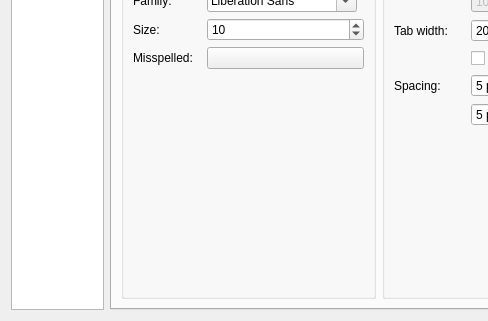
Above: manuskript/ui/settings_ui.ui from olivierkes/manuskript before the change; both pictures show x 0 to 488 and y 186 to 507 of the 658 by 507 pixel window. Below: the same form after it.
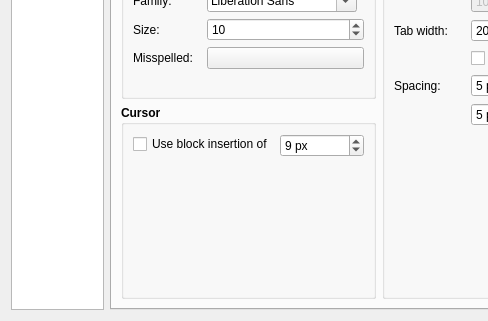
That is the form after the change. Icons and pictures are not drawn.

Commit message: Adds: Block insertion cursor. (#163)

Patch:
```diff
--- a/manuskript/ui/settings_ui.ui
+++ b/manuskript/ui/settings_ui.ui
@@ -1932,7 +1932,11 @@
           <attribute name="title">
            <string>Text editor</string>
           </attribute>
-          <layout class="QHBoxLayout" name="horizontalLayout_11">
+          <layout class="QVBoxLayout" name="verticalLayout_22">
+           <item>
+            <layout class="QHBoxLayout" name="horizontalLayout_4">
+             <item>
+              <layout class="QVBoxLayout" name="verticalLayout_21">
            <item>
             <widget class="QGroupBox" name="groupBox_12">
              <property name="font">
@@ -2112,6 +2116,58 @@
             </widget>
            </item>
            <item>
+                <widget class="QGroupBox" name="groupBox_15">
+                 <property name="font">
+                  <font>
+                   <weight>75</weight>
+                   <bold>true</bold>
+                  </font>
+                 </property>
+                 <property name="title">
+                  <string>Cursor</string>
+                 </property>
+                 <layout class="QFormLayout" name="formLayout_10">
+                  <item row="0" column="0">
+                   <widget class="QCheckBox" name="chkEditorCursorWidth">
+                    <property name="font">
+                     <font>
+                      <weight>50</weight>
+                      <bold>false</bold>
+                     </font>
+                    </property>
+                    <property name="text">
+                     <string>Use block insertion of</string>
+                    </property>
+                   </widget>
+                  </item>
+                  <item row="0" column="1">
+                   <widget class="QSpinBox" name="spnEditorCursorWidth">
+                    <property name="font">
+                     <font>
+                      <weight>50</weight>
+                      <bold>false</bold>
+                     </font>
+                    </property>
+                    <property name="suffix">
+                     <string> px</string>
+                    </property>
+                    <property name="minimum">
+                     <number>0</number>
+                    </property>
+                    <property name="maximum">
+                     <number>99</number>
+                    </property>
+                    <property name="value">
+                     <number>9</number>
+                    </property>
+                   </widget>
+                  </item>
+                 </layout>
+                </widget>
+               </item>
+              </layout>
+             </item>
+             <item>
             <widget class="QGroupBox" name="groupBox_13">
              <property name="font">
               <font>
@@ -2383,6 +2439,8 @@
               </item>
              </layout>
             </widget>
+             </item>
+            </layout>
            </item>
           </layout>
          </widget>
```
Left out of the diff: 32 changed lines with no effect on the pictures. Lines whose indentation alone changed are shown as unchanged. The commit also changes 5 other files.
